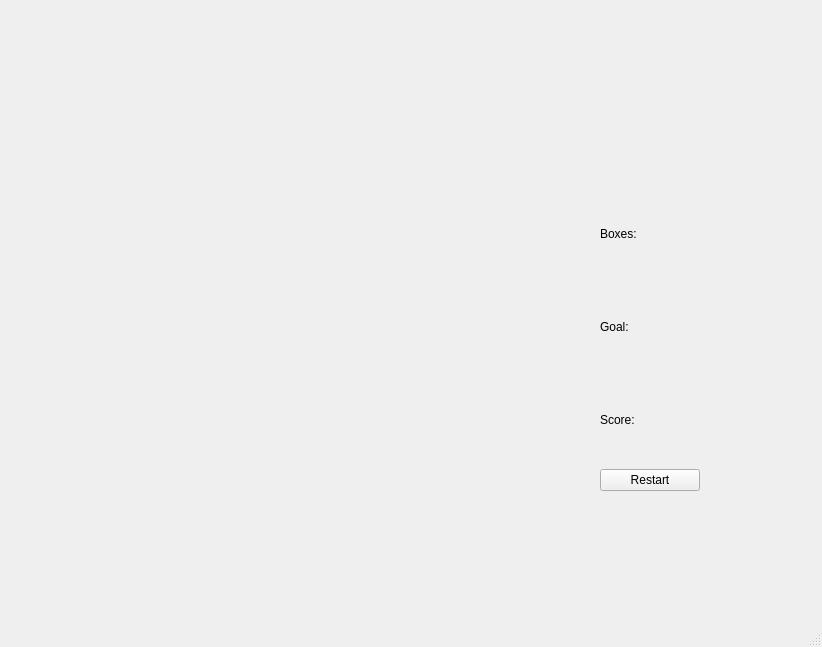
Old version of the form agentint.ui in the repository justaNik/Agent007_Game.
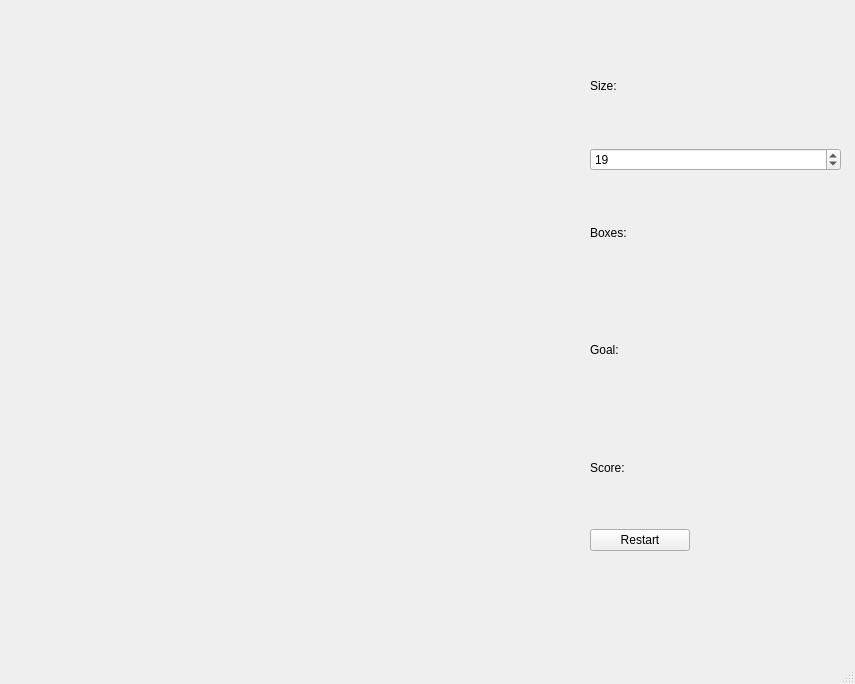
New version of the form.

The edit to the form file:
```diff
--- a/agentint.ui
+++ b/agentint.ui
@@ -6,8 +6,8 @@
    <rect>
     <x>0</x>
     <y>0</y>
-    <width>822</width>
-    <height>647</height>
+    <width>855</width>
+    <height>684</height>
    </rect>
   </property>
   <property name="windowTitle">
@@ -25,16 +25,36 @@
     </property>
     <layout class="QGridLayout" name="gridLayout_2"/>
    </widget>
-   <widget class="QWidget" name="">
+   <widget class="QWidget" name="layoutWidget">
     <property name="geometry">
      <rect>
-      <x>600</x>
-      <y>190</y>
-      <width>171</width>
-      <height>301</height>
+      <x>590</x>
+      <y>30</y>
+      <width>251</width>
+      <height>521</height>
      </rect>
     </property>
     <layout class="QVBoxLayout" name="verticalLayout">
+     <item>
+      <widget class="QLabel" name="sizeLadel">
+       <property name="text">
+        <string>Size:</string>
+       </property>
+      </widget>
+     </item>
+     <item>
+      <widget class="QSpinBox" name="sizeSpinBox">
+       <property name="minimum">
+        <number>10</number>
+       </property>
+       <property name="maximum">
+        <number>25</number>
+       </property>
+       <property name="value">
+        <number>19</number>
+       </property>
+      </widget>
+     </item>
      <item>
       <widget class="QLabel" name="boxesLabel">
        <property name="text">
```
Left out of the diff: 4 changed lines with no effect on the pictures.
